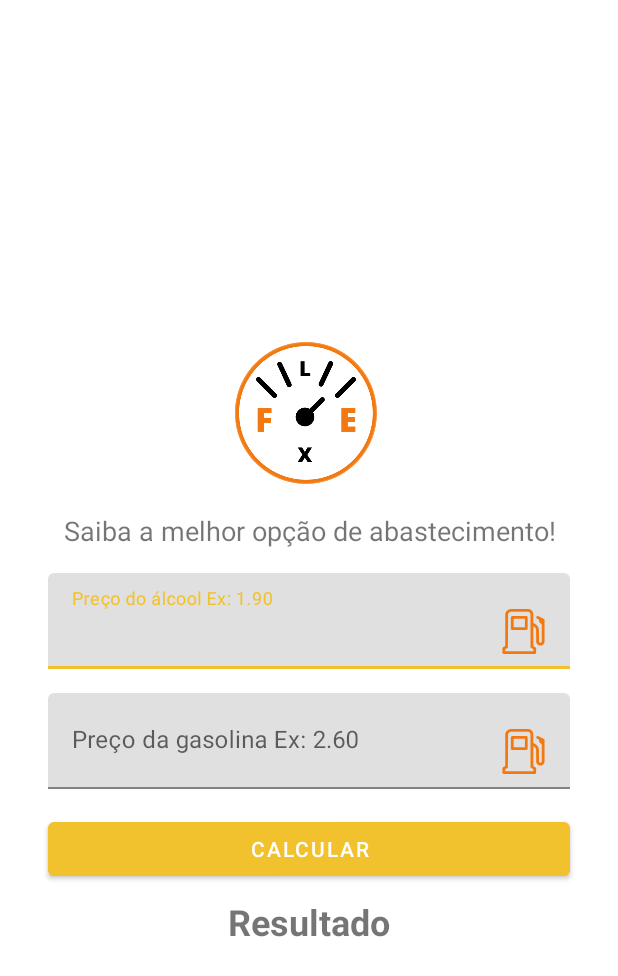
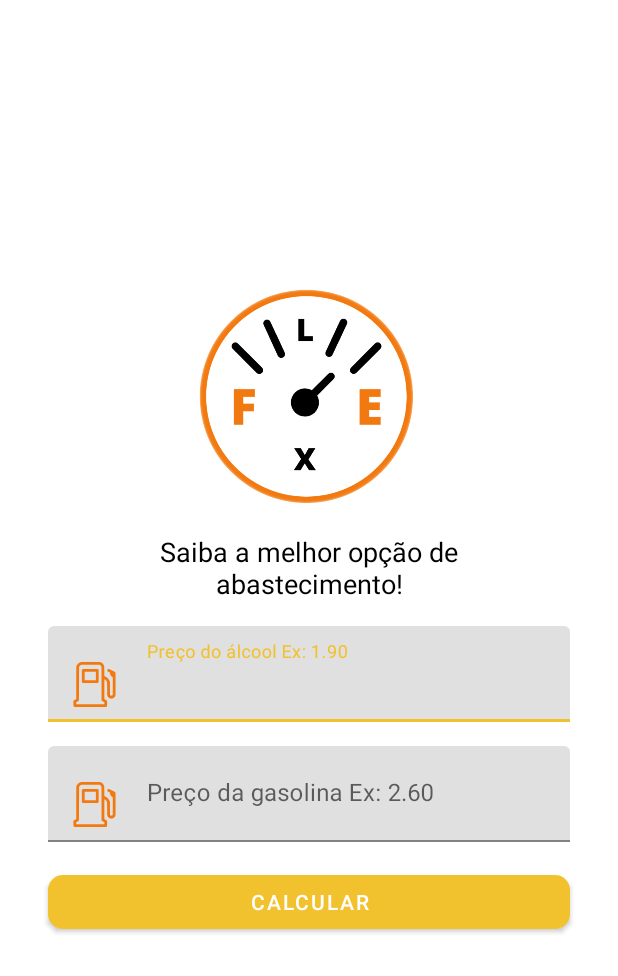
Before and after one commit to jessica-lemes/Flex, an Android app: the layout activity_main.xml on its own in the app's theme, with its tools: preview values and no code run, on a phone screen of 412 x 824 dp. Shown: the top 976 px of the screen. Run offline under Robolectric (Android 15) with nearby library versions, the phone set to English and light mode, and no system bars.

Commit message:
Iniciando nova versão de layout. Alterei: bordas dos botoes, icones para frente do texto, tamanho do logo, cor da frase abaixo do logo.

```diff
--- a/app/src/main/res/layout/activity_main.xml
+++ b/app/src/main/res/layout/activity_main.xml
@@ -9,8 +9,8 @@
 
     <ImageView
         android:id="@+id/imageView"
-        android:layout_width="100dp"
-        android:layout_height="100dp"
+        android:layout_width="150dp"
+        android:layout_height="150dp"
         android:layout_marginStart="32dp"
         android:layout_marginTop="32dp"
         android:layout_marginEnd="32dp"
@@ -24,11 +24,12 @@
         android:id="@+id/textView"
         android:layout_width="0dp"
         android:layout_height="wrap_content"
-        android:layout_marginStart="32dp"
+        android:layout_marginStart="96dp"
         android:layout_marginTop="16dp"
-        android:layout_marginEnd="32dp"
+        android:layout_marginEnd="96dp"
         android:gravity="center_horizontal"
         android:text="Saiba a melhor opção de abastecimento!"
+        android:textColor="@color/black"
         android:textSize="18sp"
         app:layout_constraintEnd_toEndOf="parent"
         app:layout_constraintStart_toStartOf="parent"
@@ -39,17 +40,16 @@
         android:layout_width="0dp"
         android:layout_height="wrap_content"
         android:layout_marginStart="32dp"
-        android:layout_marginLeft="32dp"
         android:layout_marginTop="16dp"
         android:layout_marginEnd="32dp"
-        android:layout_marginRight="32dp"
         android:onClick="calcularPreco"
         android:text="Calcular"
+        app:cornerRadius="10dp"
         app:layout_constraintBottom_toBottomOf="parent"
         app:layout_constraintEnd_toEndOf="parent"
         app:layout_constraintStart_toStartOf="parent"
         app:layout_constraintTop_toBottomOf="@+id/textInputLayoutGasolina"
-        app:layout_constraintVertical_bias="0.0" />
+        app:layout_constraintVertical_bias="0." />
 
     <TextView
         android:id="@+id/textResultado"
@@ -59,7 +59,6 @@
         android:layout_marginTop="8dp"
         android:layout_marginEnd="32dp"
         android:gravity="center_horizontal"
-        android:text="Resultado"
         android:textSize="24sp"
         android:textStyle="bold"
         app:layout_constraintBottom_toBottomOf="parent"
@@ -86,7 +85,8 @@
             android:id="@+id/editPrecoAlcool"
             android:layout_width="match_parent"
             android:layout_height="wrap_content"
-            android:drawableEnd="@drawable/ic_gasoline_pump"
+            android:drawableStart="@drawable/ic_gasoline_pump"
+            android:drawablePadding="20dp"
             android:hint="Preço do álcool Ex: 1.90"
             android:inputType="numberDecimal" />
     </com.google.android.material.textfield.TextInputLayout>
@@ -109,7 +109,8 @@
             android:id="@+id/editPrecoGasolina"
             android:layout_width="match_parent"
             android:layout_height="wrap_content"
-            android:drawableEnd="@drawable/ic_gasoline_pump"
+            android:drawableStart="@drawable/ic_gasoline_pump"
+            android:drawablePadding="20dp"
             android:inputType="numberDecimal" />
     </com.google.android.material.textfield.TextInputLayout>
 
--- a/app/src/main/res/values/colors.xml
+++ b/app/src/main/res/values/colors.xml
@@ -10,6 +10,6 @@
     <color name="amarelo">#F2C12E</color>
     <color name="amarelo_escuro">#F2AE2E</color>
     <color name="laranja">#F28C0F</color>
-    <color name="laranja_escuro">#F2790F</color>
+    <color name="laranja_escuro">#F07A11</color>
 
 </resources>
```
